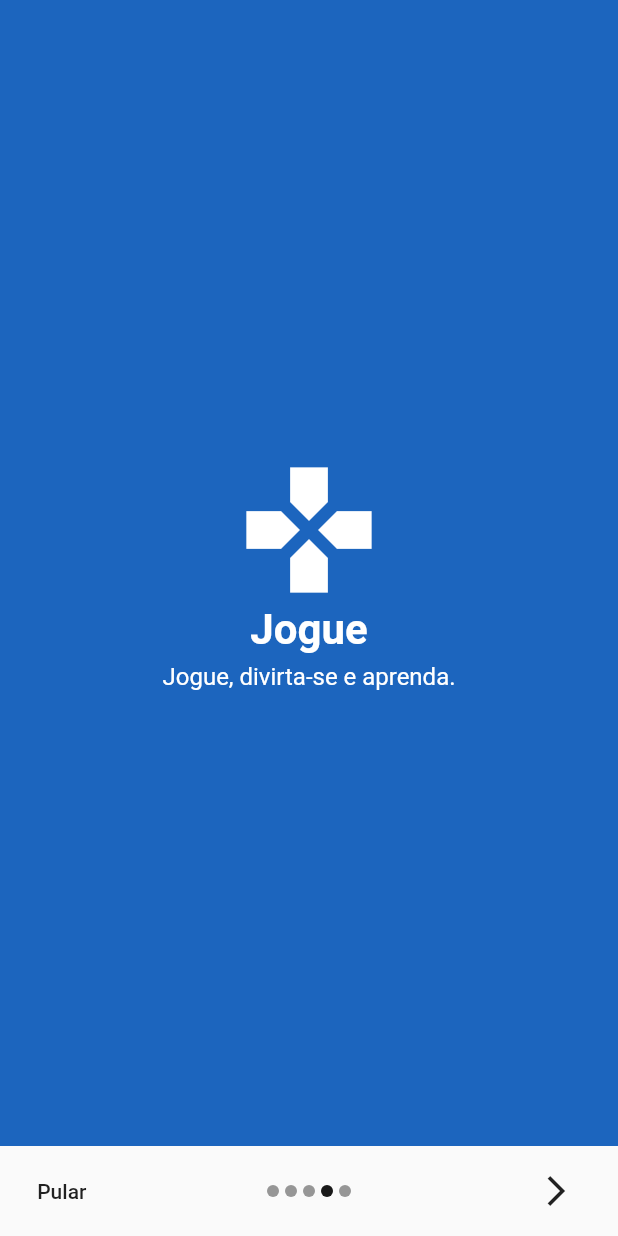
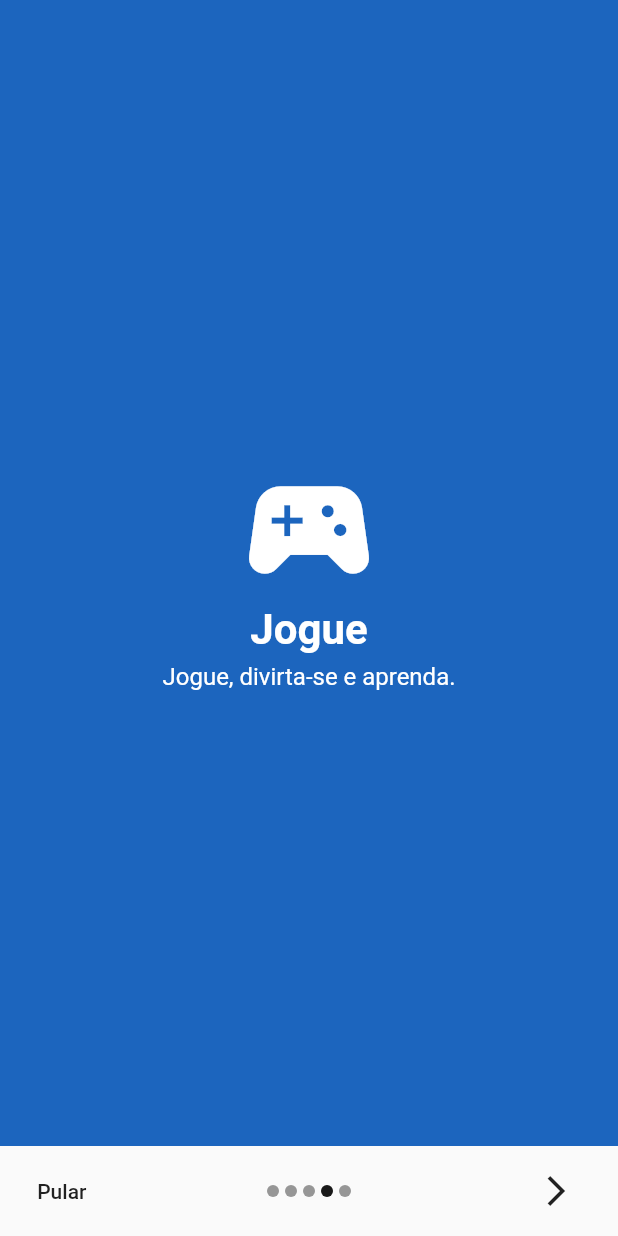
Before and after one commit to erickLage/improve, a Flutter app: the Ajuda screen opened by its route, swiped to page 4, on a phone screen of 412 x 824 dp. Run offline on Flutter 3.47's test engine with Material 2 defaults, Android fonts, the phone set to English and light mode, and no system bars; our stand-ins replace cloud_firestore, firebase_auth; accounts and stored records are empty.

Commit message:
Continuar ajuda

```diff
--- a/lib/ajuda.dart
+++ b/lib/ajuda.dart
@@ -8,7 +8,8 @@ class Ajuda extends StatefulWidget {
 }
 
 class _AjudaState extends State<Ajuda> {
-  PageController pageController = new PageController(initialPage: 0, viewportFraction: 1);
+  PageController pageController =
+      new PageController(initialPage: 0, viewportFraction: 1);
   int paginaAtual = 0;
   List<String> titulo = [
     'Bem vindo ao Improve!',
@@ -28,7 +29,7 @@ class _AjudaState extends State<Ajuda> {
     Image.asset('src/assets/logo_sem_fundo.png', color: Colors.white),
     Icon(Icons.face, size: 100, color: Colors.white),
     Icon(Icons.create, size: 100, color: Colors.white),
-    Icon(Icons.games, size: 100, color: Colors.white),
+    Icon(Icons.sports_esports, size: 100, color: Colors.white),
     Icon(Icons.share, size: 100, color: Colors.white)
   ];
 
@@ -42,7 +43,7 @@ class _AjudaState extends State<Ajuda> {
             child: PageView.builder(
               controller: pageController,
               itemCount: 5,
-              onPageChanged: (index){
+              onPageChanged: (index) {
                 setState(() {
                   paginaAtual = index;
                 });
@@ -59,8 +60,7 @@ class _AjudaState extends State<Ajuda> {
                           style: TextStyle(
                               fontSize: 28,
                               fontWeight: FontWeight.bold,
-                          color: Colors.white
-                        ),
+                              color: Colors.white),
                         ),
                         SizedBox(height: 5),
                         Padding(
@@ -68,14 +68,10 @@ class _AjudaState extends State<Ajuda> {
                           child: Text(
                             descricao[index],
                             textAlign: TextAlign.center,
-                          style: TextStyle(
-                            fontSize: 16,
-                            color: Colors.white
-                          ),
+                            style: TextStyle(fontSize: 16, color: Colors.white),
                           ),
                         )
-                    ]
-                  ),
+                      ]),
                 );
               },
             ),
@@ -89,7 +85,8 @@ class _AjudaState extends State<Ajuda> {
                   child: FlatButton(
                     child: Text("Pular"),
                     onPressed: () {
-                      Navigator.pushNamedAndRemoveUntil(context, '/menu', (route) => false);
+                      Navigator.pushNamedAndRemoveUntil(
+                          context, '/menu', (route) => false);
                     },
                   ),
                 ),
@@ -102,7 +99,8 @@ class _AjudaState extends State<Ajuda> {
                       return Container(
                         width: 8.0,
                         height: 8.0,
-                        margin: EdgeInsets.symmetric(vertical: 5.0, horizontal: 2.0),
+                        margin: EdgeInsets.symmetric(
+                            vertical: 5.0, horizontal: 2.0),
                         decoration: BoxDecoration(
                           shape: BoxShape.circle,
                           color: paginaAtual == index
```
Lines whose indentation alone changed are shown as unchanged.
